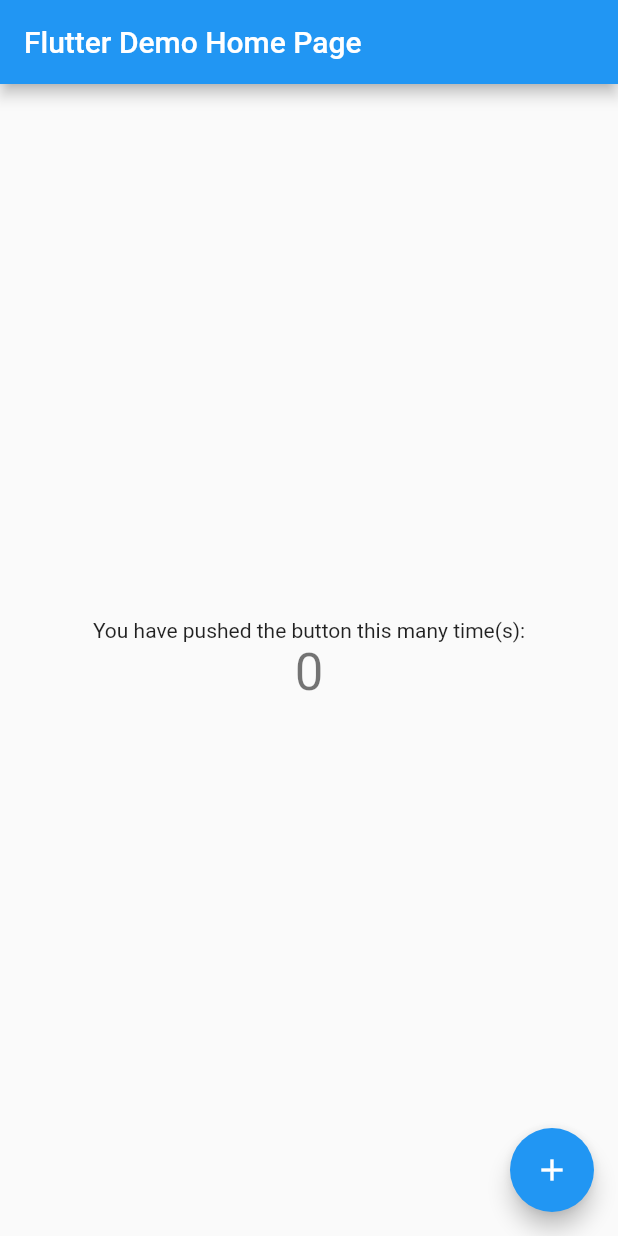
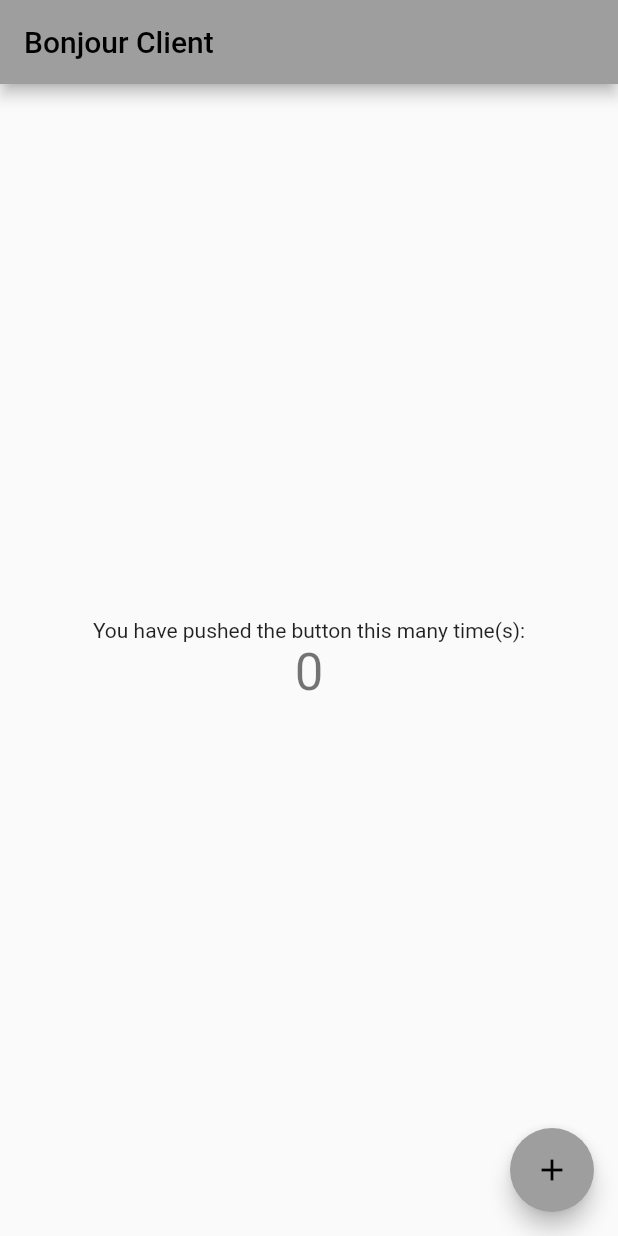
Before and after one commit to EasiCode/Client_app, a Flutter app: the screen it shows after launch, on a phone screen of 412 x 824 dp. Run offline on Flutter 3.47's test engine with Material 2 defaults, Android fonts, the phone set to English and light mode, and no system bars; our stand-ins replace device_info; missing offline and left inert: bonsoir.

Commit message:
clean up

```diff
--- a/lib/bonsoir_service.dart
+++ b/lib/bonsoir_service.dart
@@ -14,7 +14,7 @@ class AppService {
   //static String ip = "127.0.0.1";
 
   /// The cached service.
-  static  BonsoirService? _service;
+  static BonsoirService? _service;
 
   /// Returns (and create if needed) the app Bonsoir service.
   static Future<BonsoirService?> getService() async {
--- a/lib/main.dart
+++ b/lib/main.dart
@@ -1,9 +1,10 @@
 import 'dart:developer';
 
 import 'package:bonsoir/bonsoir.dart';
-import 'package:client_app/service_listener.dart';
+//import 'package:client_app/service_listener.dart';
 import 'package:flutter/material.dart';
 import 'package:client_app/client.dart';
+import 'package:client_app/bonsoir_service.dart';
 
 void main() {
   runApp(const MyApp());
@@ -18,34 +19,15 @@ class MyApp extends StatelessWidget {
     return MaterialApp(
       title: 'Flutter Demo',
       theme: ThemeData(
-        // This is the theme of your application.
-        //
-        // Try running your application with "flutter run". You'll see the
-        // application has a blue toolbar. Then, without quitting the app, try
-        // changing the primarySwatch below to Colors.green and then invoke
-        // "hot reload" (press "r" in the console where you ran "flutter run",
-        // or simply save your changes to "hot reload" in a Flutter IDE).
-        // Notice that the counter didn't reset back to zero; the application
-        // is not restarted.
-        primarySwatch: Colors.blue,
+        primarySwatch: Colors.grey,
       ),
-      home: const MyHomePage(title: 'Flutter Demo Home Page'),
+      home: const MyHomePage(title: 'Bonjour Client'),
     );
   }
 }
 
 class MyHomePage extends StatefulWidget {
   const MyHomePage({Key? key, required this.title}) : super(key: key);
-
-  // This widget is the home page of your application. It is stateful, meaning
-  // that it has a State object (defined below) that contains fields that affect
-  // how it looks.
-
-  // This class is the configuration for the state. It holds the values (in this
-  // case the title) provided by the parent (in this case the App widget) and
-  // used by the build method of the State. Fields in a Widget subclass are
-  // always marked "final".
-
   final String title;
 
   @override
@@ -69,7 +51,7 @@ class _MyHomePageState extends State<MyHomePage> {
   // ...........................................................................
   _initDiscovery(Callback callback) async {
     // This is the type of service we're looking for :
-    String type = '_wonderful-service._tcp';
+    String type = AppService.type;
 
     // Once defined, we can start the discovery :
     BonsoirDiscovery discovery = BonsoirDiscovery(type: type);
@@ -101,7 +83,6 @@ class _MyHomePageState extends State<MyHomePage> {
 
     _client.receiveData.listen((serverResponse) {
       final nom1 = int.parse(serverResponse);
-      //print('hghh: $nom1');
       setState(() {
         _counter = nom1;
       });
@@ -110,49 +91,20 @@ class _MyHomePageState extends State<MyHomePage> {
 
   void _incrementCounter() {
     setState(() {
-      // This call to setState tells the Flutter framework that something has
-      // changed in this State, which causes it to rerun the build method below
-      // so that the display can reflect the updated values. If we changed
-      // _counter without calling setState(), then the build method would not be
-      // called again, and so nothing would appear to happen.
-
       _counter++;
+      //send data to client
       _client.sendMessage('$_counter');
     });
   }
 
   @override
   Widget build(BuildContext context) {
-    // This method is rerun every time setState is called, for instance as done
-    // by the _incrementCounter method above.
-    //
-    // The Flutter framework has been optimized to make rerunning build methods
-    // fast, so that you can just rebuild anything that needs updating rather
-    // than having to individually change instances of widgets.
     return Scaffold(
       appBar: AppBar(
-        // Here we take the value from the MyHomePage object that was created by
-        // the App.build method, and use it to set our appbar title.
         title: Text(widget.title),
       ),
       body: Center(
-        // Center is a layout widget. It takes a single child and positions it
-        // in the middle of the parent.
         child: Column(
-          // Column is also a layout widget. It takes a list of children and
-          // arranges them vertically. By default, it sizes itself to fit its
-          // children horizontally, and tries to be as tall as its parent.
-          //
-          // Invoke "debug painting" (press "p" in the console, choose the
-          // "Toggle Debug Paint" action from the Flutter Inspector in Android
-          // Studio, or the "Toggle Debug Paint" command in Visual Studio Code)
-          // to see the wireframe for each widget.
-          //
-          // Column has various properties to control how it sizes itself and
-          // how it positions its children. Here we use mainAxisAlignment to
-          // center the children vertically; the main axis here is the vertical
-          // axis because Columns are vertical (the cross axis would be
-          // horizontal).
           mainAxisAlignment: MainAxisAlignment.center,
           children: <Widget>[
             const Text(
@@ -169,9 +121,7 @@ class _MyHomePageState extends State<MyHomePage> {
         onPressed: _incrementCounter,
         tooltip: 'Increment',
         child: const Icon(Icons.add),
-      ), // This trailing comma makes auto-formatting nicer for build methods.
+      ),
     );
   }
 }
-
-class clientClass {}
```
Also changed, not shown: lib/client.dart (+8 -12 lines), 2 other files.
